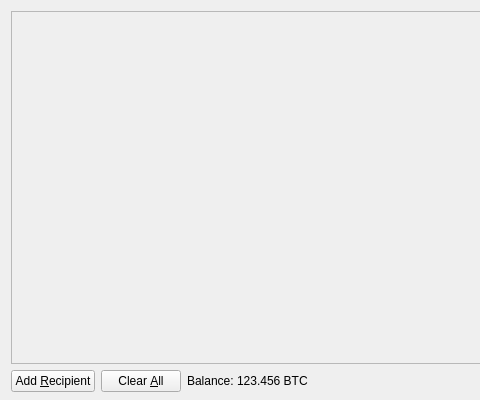
Above: src/qt/forms/sendcoinsdialog.ui from FastPeercoin/FastPeercoin before the change; both pictures show x 0 to 480 and y 0 to 400 of the 850 by 400 pixel window. Below: the same form after it.
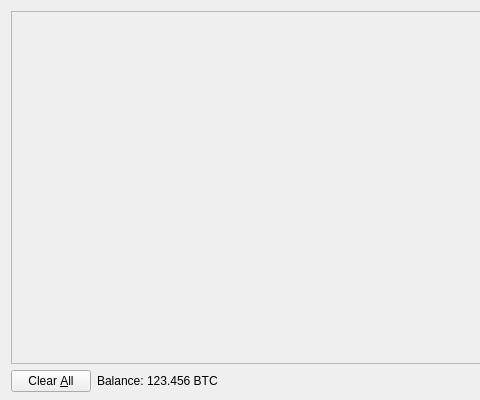
That is the form after the change. Icons and pictures are not drawn.

Commit message: Remove add recipient button.

Diff of the .ui file:
```diff
--- a/src/qt/forms/sendcoinsdialog.ui
+++ b/src/qt/forms/sendcoinsdialog.ui
@@ -70,23 +70,6 @@
    </item>
    <item>
     <layout class="QHBoxLayout" name="horizontalLayout">
-     <item>
-      <widget class="QPushButton" name="addButton">
-       <property name="toolTip">
-        <string>Send to multiple recipients at once</string>
-       </property>
-       <property name="text">
-        <string>Add &amp;Recipient</string>
-       </property>
-       <property name="icon">
-        <iconset resource="../bitcoin.qrc">
-         <normaloff>:/icons/add</normaloff>:/icons/add</iconset>
-       </property>
-       <property name="autoDefault">
-        <bool>false</bool>
-       </property>
-      </widget>
-     </item>
      <item>
       <widget class="QPushButton" name="clearButton">
        <property name="sizePolicy">
```
The commit also changes 1 other file.
